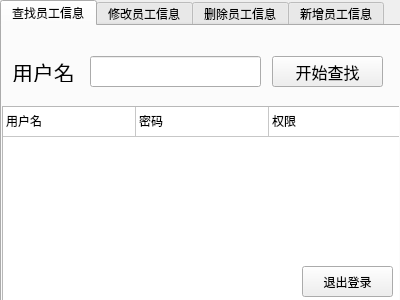
Old version of the form ElecSystem/superadmin.ui in the repository RongjunZhou/ElecSys.
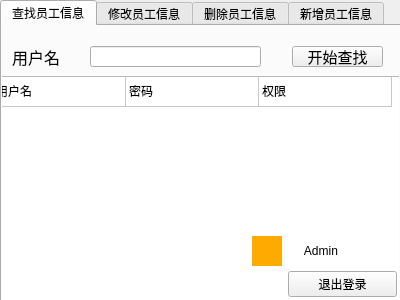
New version of the form. The open tabs and pages were chosen to show the change. Icons and pictures are not drawn.

Diff of the .ui file:
```diff
--- a/ElecSystem/superadmin.ui
+++ b/ElecSystem/superadmin.ui
@@ -47,15 +47,15 @@
     <widget class="QPushButton" name="sButton">
      <property name="geometry">
       <rect>
-       <x>270</x>
-       <y>30</y>
-       <width>111</width>
-       <height>31</height>
+       <x>290</x>
+       <y>20</y>
+       <width>91</width>
+       <height>21</height>
       </rect>
      </property>
      <property name="font">
       <font>
-       <pointsize>12</pointsize>
+       <pointsize>11</pointsize>
       </font>
      </property>
      <property name="text">
@@ -66,9 +66,9 @@
      <property name="geometry">
       <rect>
        <x>88</x>
-       <y>30</y>
+       <y>20</y>
        <width>171</width>
-       <height>31</height>
+       <height>21</height>
       </rect>
      </property>
      <property name="font">
@@ -81,14 +81,14 @@
      <property name="geometry">
       <rect>
        <x>10</x>
-       <y>35</y>
-       <width>71</width>
+       <y>20</y>
+       <width>61</width>
        <height>21</height>
       </rect>
      </property>
      <property name="font">
       <font>
-       <pointsize>16</pointsize>
+       <pointsize>12</pointsize>
       </font>
      </property>
      <property name="text">
@@ -98,10 +98,10 @@
     <widget class="QTableWidget" name="sTable">
      <property name="geometry">
       <rect>
-       <x>0</x>
-       <y>80</y>
+       <x>-10</x>
+       <y>50</y>
        <width>411</width>
-       <height>201</height>
+       <height>231</height>
       </rect>
      </property>
      <property name="rowCount">
@@ -146,21 +146,61 @@
       </property>
      </item>
     </widget>
-    <widget class="QPushButton" name="pushButton_6">
+    <widget class="QWidget" name="widget" native="true">
      <property name="geometry">
       <rect>
-       <x>300</x>
-       <y>240</y>
-       <width>91</width>
-       <height>31</height>
+       <x>250</x>
+       <y>210</y>
+       <width>145</width>
+       <height>61</height>
       </rect>
      </property>
-     <property name="styleSheet">
-      <string notr="true">font: 10pt &quot;微软雅黑&quot;;</string>
-     </property>
-     <property name="text">
-      <string>退出登录</string>
-     </property>
+     <layout class="QGridLayout" name="gridLayout_3">
+      <item row="2" column="1">
+       <widget class="QPushButton" name="pushButton_6">
+        <property name="styleSheet">
+         <string notr="true">font: 10pt &quot;微软雅黑&quot;;</string>
+        </property>
+        <property name="text">
+         <string>退出登录</string>
+        </property>
+       </widget>
+      </item>
+      <item row="0" column="0">
+       <widget class="QLabel" name="label_6">
+        <property name="minimumSize">
+         <size>
+          <width>30</width>
+          <height>30</height>
+         </size>
+        </property>
+        <property name="maximumSize">
+         <size>
+          <width>30</width>
+          <height>30</height>
+         </size>
+        </property>
+        <property name="styleSheet">
+         <string notr="true">background-color: rgb(255, 170, 0);
+border-image: url(:/image/pic.png);</string>
+        </property>
+        <property name="text">
+         <string/>
+        </property>
+       </widget>
+      </item>
+      <item row="0" column="1">
+       <widget class="QLabel" name="label_7">
+        <property name="styleSheet">
+         <string notr="true">color: rgb(0, 0, 0);
+font: 10pt &quot;微软雅黑&quot;;</string>
+        </property>
+        <property name="text">
+         <string>     Admin</string>
+        </property>
+       </widget>
+      </item>
+     </layout>
     </widget>
    </widget>
    <widget class="QWidget" name="fixREC">
```
Left out of the diff: 257 changed lines with no effect on the pictures.
